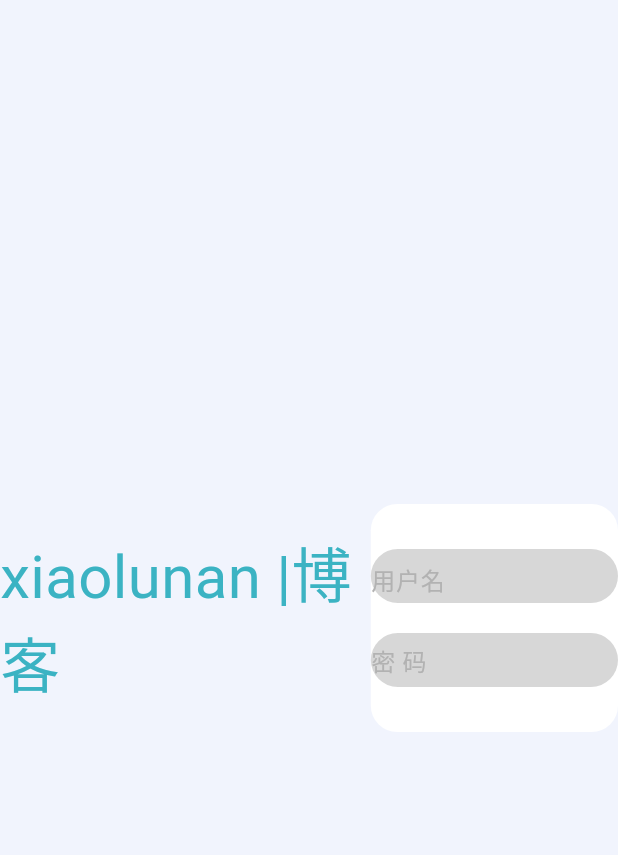
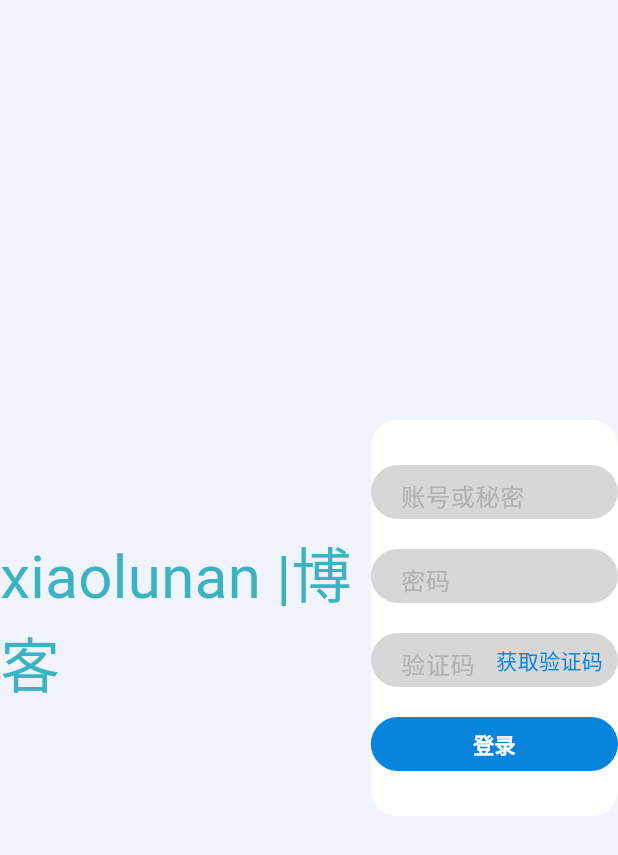
Before and after one commit to xiaolunan/xiaolunan_blog, a Flutter app: the screen it shows after launch, on a phone screen of 412 x 824 dp. Shown: the top 855 px of the screen. Run offline on Flutter 3.47's test engine with Material 3 defaults, Android fonts, the phone set to English and light mode, and no system bars; our stand-ins replace dio; Roboto replaces fonts that are missing (STHupo).

Commit message:
login页面

```diff
--- a/lib/init_admin_account.dart
+++ /dev/null
@@ -1,95 +0,0 @@
-import 'package:flutter/cupertino.dart';
-import 'package:flutter/material.dart';
-
-/**
- * 初始化管理员账号
- */
-class InitAdminAccount extends StatefulWidget {
-  const InitAdminAccount({super.key});
-
-  @override
-  State<InitAdminAccount> createState() => _InitAdminAccountState();
-}
-
-class _InitAdminAccountState extends State<InitAdminAccount> {
-  @override
-  Widget build(BuildContext context) {
-    return Scaffold(
-      body: Container(
-        width: double.infinity,
-        height: double.infinity,
-        decoration: BoxDecoration(color: Color(0xFFF1F4FD)),
-        child: Row(
-          children: [
-            Flexible(
-              flex: 3,
-              child: Container(
-                child: Center(
-                  child: Text(
-                    'xiaolunan |博客',
-                    style: TextStyle(
-                      fontSize: 40,
-                      color: Color(0xFF3BB3C3),
-                      fontFamily: 'STHupo',
-                    ),
-                  ),
-                ),
-              ),
-            ),
-            Flexible(
-              flex: 2,
-              child: Container(
-                child: Center(
-                  child: Container(
-                    width: 270,
-                    padding: EdgeInsets.symmetric(vertical: 30),
-                    decoration: BoxDecoration(
-                      color: Colors.white,
-                      borderRadius: BorderRadius.circular(17.5),
-                    ),
-                    child: Column(
-                      spacing: 20,
-                      mainAxisSize: MainAxisSize.min,
-                      children: [
-                        Container(
-                          width: 195,
-                          height: 36,
-                          decoration: BoxDecoration(
-                            color: Color(0xFFD7D7D7),
-                            borderRadius: BorderRadius.circular(18),
-                          ),
-                          child: TextField(
-                            decoration: InputDecoration(
-                              hintText: '用户名',
-                              hintStyle: TextStyle(color: Color(0xFFB2B2B2)),
-                              border: InputBorder.none,
-                            ),
-                          ),
-                        ),
-                        Container(
-                          width: 195,
-                          height: 36,
-                          decoration: BoxDecoration(
-                            color: Color(0xFFD7D7D7),
-                            borderRadius: BorderRadius.circular(18),
-                          ),
-                          child: TextField(
-                            decoration: InputDecoration(
-                              hintText: '密 码',
-                              hintStyle: TextStyle(color: Color(0xFFB2B2B2)),
-                              border: InputBorder.none,
-                            ),
-                          ),
-                        ),
-                      ],
-                    ),
-                  ),
-                ),
-              ),
-            ),
-          ],
-        ),
-      ),
-    );
-  }
-}
--- /dev/null
+++ b/lib/login_account.dart
@@ -0,0 +1,182 @@
+import 'package:flutter/cupertino.dart';
+import 'package:flutter/material.dart';
+
+/**
+ * 初始化管理员账号
+ */
+class LoginAccount extends StatefulWidget {
+  const LoginAccount({super.key});
+
+  @override
+  State<LoginAccount> createState() => _LoginAccountState();
+}
+
+class _LoginAccountState extends State<LoginAccount> {
+  late final TextEditingController _userNameController =
+      TextEditingController(); // 先声明但不初始化
+  late final TextEditingController _passwordController =
+      TextEditingController(); // 先声明但不初始化
+  late final TextEditingController _verificationCode = TextEditingController();
+
+  Widget _buildTextFieldContainer(Widget child) {
+    return Container(
+      width: 195,
+      height: 36,
+      padding: EdgeInsets.only(left: 20, right: 10),
+      alignment: Alignment.center,
+      decoration: BoxDecoration(
+        color: Color(0xFFD7D7D7),
+        borderRadius: BorderRadius.circular(18),
+      ),
+      child: child,
+    );
+  }
+
+  void _showMessage(
+    String message, {
+    Duration duration = const Duration(seconds: 2),
+    Color backgroundColor = Colors.red,
+  }) {
+    ScaffoldMessenger.of(context).showSnackBar(
+      SnackBar(
+        content: Text(message),
+        backgroundColor: backgroundColor,
+        duration: duration,
+      ),
+    );
+  }
+
+  @override
+  Widget build(BuildContext context) {
+    return Scaffold(
+      body: Container(
+        width: double.infinity,
+        height: double.infinity,
+        decoration: BoxDecoration(color: Color(0xFFF1F4FD)),
+        child: Row(
+          children: [
+            Flexible(
+              flex: 3,
+              child: Container(
+                child: Center(
+                  child: Text(
+                    'xiaolunan |博客',
+                    style: TextStyle(
+                      fontSize: 40,
+                      color: Color(0xFF3BB3C3),
+                      fontFamily: 'STHupo',
+                    ),
+                  ),
+                ),
+              ),
+            ),
+            Flexible(
+              flex: 2,
+              child: Container(
+                width: 270,
+                padding: EdgeInsets.symmetric(vertical: 30),
+                decoration: BoxDecoration(
+                  color: Colors.white,
+                  borderRadius: BorderRadius.circular(17.5),
+                ),
+                child: Column(
+                  spacing: 20,
+                  mainAxisSize: MainAxisSize.min,
+                  children: [
+                    _buildTextFieldContainer(
+                      TextField(
+                        controller: _userNameController,
+                        decoration: InputDecoration(
+                          hintText: '账号或秘密',
+                          hintStyle: TextStyle(color: Color(0xFFB2B2B2)),
+                          border: InputBorder.none,
+                        ),
+                      ),
+                    ),
+                    _buildTextFieldContainer(
+                      TextField(
+                        controller: _passwordController,
+                        obscureText: true,
+                        decoration: InputDecoration(
+                          hintText: '密码',
+                          hintStyle: TextStyle(color: Color(0xFFB2B2B2)),
+                          border: InputBorder.none,
+                        ),
+                      ),
+                    ),
+                    _buildTextFieldContainer(
+                      Row(
+                        children: [
+                          Expanded(
+                            child: TextField(
+                              decoration: InputDecoration(
+                                hintText: '验证码',
+                                hintStyle: TextStyle(color: Color(0xFFB2B2B2)),
+                                border: InputBorder.none,
+                              ),
+                              controller: _verificationCode,
+                            ),
+                          ),
+                          GestureDetector(
+                            onTap: () {
+                              _showMessage(
+                                '验证码已发送！',
+                                backgroundColor: Colors.green,
+                              );
+                            },
+                            child: Text(
+                              '获取验证码',
+                              style: TextStyle(
+                                fontSize: 14,
+                                color: Color(0xFF0784dc),
+                              ),
+                            ),
+                          ),
+                        ],
+                      ),
+                    ),
+                    Container(
+                      width: 195,
+                      height: 36,
+                      child: TextButton(
+                        onPressed: () {
+                          var userName = _userNameController.text.trim();
+                          if (userName.isEmpty) {
+                            _showMessage('请输入账号或邮箱！');
+                            return;
+                          }
+
+                          String password = _passwordController.text.trim();
+                          if (password.isEmpty) {
+                            _showMessage('请输入密码！');
+                            return;
+                          }
+
+                          // 登录成功的提示
+                          _showMessage('登录成功！', backgroundColor: Colors.green);
+                        },
+                        style: ButtonStyle(
+                          backgroundColor: MaterialStateProperty.all(
+                            Color(0xFF0784dc),
+                          ),
+                        ),
+                        child: Text(
+                          '登录',
+                          style: TextStyle(
+                            fontSize: 14,
+                            fontWeight: FontWeight.bold,
+                            color: Colors.white,
+                          ),
+                        ),
+                      ),
+                    ),
+                  ],
+                ),
+              ),
+            ),
+          ],
+        ),
+      ),
+    );
+  }
+}
--- a/lib/main.dart
+++ b/lib/main.dart
@@ -1,6 +1,6 @@
 import 'package:flutter/material.dart';
 
-import 'init_admin_account.dart';
+import 'login_account.dart';
 
 void main() {
   runApp(const MyApp());
@@ -16,7 +16,7 @@ class MyApp extends StatelessWidget {
       theme: ThemeData(
         colorScheme: ColorScheme.fromSeed(seedColor: Colors.deepPurple),
       ),
-      home: const InitAdminAccount(),
+      home: const LoginAccount(),
     );
   }
 }
```
Also changed, not shown: 1 other file.
